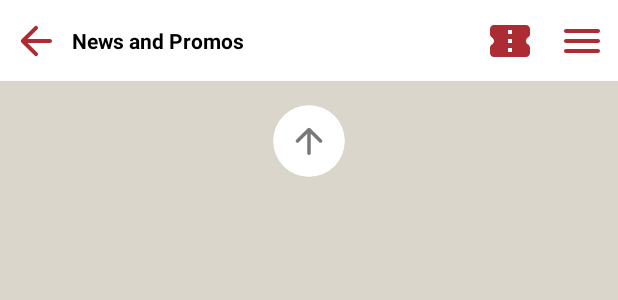
After one commit to saltypickle2209/RepCGV, an Android app: the layout fragment_news_and_promos.xml on its own in the app's theme, with its tools: preview values and no code run, on a phone screen of 412 x 824 dp. The commit adds this screen. Shown: the top 300 px of the screen. Run offline under Robolectric (Android 15) with nearby library versions, the phone set to English and light mode, and no system bars.

Commit message:
added layout for News And Promos page

```diff
--- a/app/src/main/java/com/example/repcgv/MainActivity.kt
+++ b/app/src/main/java/com/example/repcgv/MainActivity.kt
@@ -23,8 +23,10 @@ import com.example.repcgv.fragments.HomeFragment
 import com.example.repcgv.fragments.LoginFragment
 import com.example.repcgv.fragments.MapFragment
 import com.example.repcgv.fragments.MovieManagementFragment
+import com.example.repcgv.fragments.NewsAndPromosFragment
 import com.example.repcgv.fragments.TicketFragment
 import com.example.repcgv.fragments.UserDashboardFragment
+import com.example.repcgv.fragments.VoucherRedeemFragment
 import com.example.repcgv.models.User
 import retrofit2.Call
 import retrofit2.Callback
@@ -112,7 +114,7 @@ class MainActivity : AppCompatActivity() {
         }
 
         newsBtn.setOnClickListener {
-            //addFragment(NewsAndPromosFragment(), "news")
+            addFragment(NewsAndPromosFragment(), "news")
         }
 
         mapBtn.setOnClickListener {
@@ -127,7 +129,7 @@ class MainActivity : AppCompatActivity() {
                 addFragment(LoginFragment(), "login")
             }
             else {
-                //addFragment(VoucherRedeemFragment(), "redeem")
+                addFragment(VoucherRedeemFragment(), "redeem")
             }
         }
 
--- /dev/null
+++ b/app/src/main/res/layout/fragment_news_and_promos.xml
@@ -0,0 +1,131 @@
+<?xml version="1.0" encoding="utf-8"?>
+<FrameLayout xmlns:android="http://schemas.android.com/apk/res/android"
+    xmlns:app="http://schemas.android.com/apk/res-auto"
+    xmlns:tools="http://schemas.android.com/tools"
+    android:layout_width="match_parent"
+    android:layout_height="match_parent"
+    android:background="@color/white"
+    tools:context=".fragments.NewsAndPromosFragment">
+
+    <androidx.constraintlayout.widget.ConstraintLayout
+        android:layout_width="match_parent"
+        android:layout_height="match_parent">
+
+        <androidx.constraintlayout.widget.ConstraintLayout
+            android:id="@+id/navbar"
+            android:layout_width="match_parent"
+            android:layout_height="54dp"
+            android:background="@color/white"
+            app:layout_constraintEnd_toEndOf="parent"
+            app:layout_constraintHorizontal_bias="0.5"
+            app:layout_constraintStart_toStartOf="parent"
+            app:layout_constraintTop_toTopOf="parent">
+
+            <ImageButton
+                android:id="@+id/backBtn"
+                android:layout_width="48dp"
+                android:layout_height="48dp"
+                android:background="@null"
+                android:src="@drawable/back_arrow"
+                app:layout_constraintBottom_toBottomOf="parent"
+                app:layout_constraintStart_toStartOf="parent"
+                app:layout_constraintTop_toTopOf="parent"
+                app:tint="@color/red" />
+
+            <TextView
+                android:layout_width="0dp"
+                android:layout_height="0dp"
+                android:gravity="start|fill_vertical"
+                android:text="News and Promos"
+                android:textColor="@color/black"
+                android:textStyle="bold"
+                app:layout_constraintBottom_toBottomOf="parent"
+                app:layout_constraintEnd_toStartOf="@id/ticketBtn"
+                app:layout_constraintStart_toEndOf="@id/backBtn"
+                app:layout_constraintTop_toTopOf="parent" />
+
+            <ImageButton
+                android:id="@+id/ticketBtn"
+                android:layout_width="48dp"
+                android:layout_height="48dp"
+                android:background="@null"
+                android:src="@drawable/ticket"
+                app:tint="@color/red"
+                app:layout_constraintEnd_toStartOf="@+id/menuBtn"
+                app:layout_constraintBottom_toBottomOf="parent"
+                app:layout_constraintTop_toTopOf="parent"/>
+
+            <ImageButton
+                android:id="@+id/menuBtn"
+                android:layout_width="48dp"
+                android:layout_height="48dp"
+                android:background="@null"
+                android:src="@drawable/menu"
+                app:layout_constraintBottom_toBottomOf="parent"
+                app:layout_constraintEnd_toEndOf="parent"
+                app:layout_constraintTop_toTopOf="parent"
+                app:tint="@color/red" />
+
+        </androidx.constraintlayout.widget.ConstraintLayout>
+
+        <androidx.core.widget.NestedScrollView
+            android:id="@+id/scrollView"
+            android:layout_width="0dp"
+            android:layout_height="0dp"
+            android:background="@color/divider"
+            android:scrollbarThumbVertical="@android:color/transparent"
+            app:layout_constraintBottom_toBottomOf="parent"
+            app:layout_constraintEnd_toEndOf="parent"
+            app:layout_constraintHorizontal_bias="0.5"
+            app:layout_constraintStart_toStartOf="parent"
+            app:layout_constraintTop_toBottomOf="@id/navbar">
+
+            <LinearLayout
+                android:layout_width="match_parent"
+                android:layout_height="match_parent"
+                android:orientation="vertical">
+
+                <androidx.constraintlayout.widget.ConstraintLayout
+                    android:layout_width="match_parent"
+                    android:layout_height="wrap_content">
+
+                    <androidx.recyclerview.widget.RecyclerView
+                        android:id="@+id/recyclerViewNews"
+                        android:layout_width="match_parent"
+                        android:layout_height="wrap_content"
+                        android:paddingStart="8dp"
+                        android:paddingEnd="8dp"
+                        app:layout_constraintEnd_toEndOf="parent"
+                        app:layout_constraintHorizontal_bias="0.5"
+                        app:layout_constraintStart_toStartOf="parent"
+                        app:layout_constraintTop_toTopOf="parent" />
+
+                </androidx.constraintlayout.widget.ConstraintLayout>
+
+                <androidx.cardview.widget.CardView
+                    android:id="@+id/upwardBtn"
+                    android:layout_width="48dp"
+                    android:layout_height="48dp"
+                    android:layout_gravity="center"
+                    android:layout_marginTop="16dp"
+                    android:layout_marginBottom="16dp"
+                    app:cardBackgroundColor="@color/white"
+                    app:cardCornerRadius="24dp"
+                    app:cardElevation="0dp" >
+
+                    <ImageView
+                        android:layout_width="match_parent"
+                        android:layout_height="match_parent"
+                        android:src="@drawable/upward"
+                        android:padding="10dp"
+                        app:tint="@color/greytext"/>
+
+                </androidx.cardview.widget.CardView>
+
+            </LinearLayout>
+
+        </androidx.core.widget.NestedScrollView>
+
+    </androidx.constraintlayout.widget.ConstraintLayout>
+
+</FrameLayout>
```
Also changed, not shown: app/src/main/java/com/example/repcgv/adapters/RecyclerViewNewsLargeAdapter.kt (added, +38 -0 lines), app/src/main/java/com/example/repcgv/fragments/NewsAndPromosFragment.kt (added, +81 -0 lines), app/src/main/res/layout/recyclerview_news_large_item_container.xml (added, +68 -0 lines).
